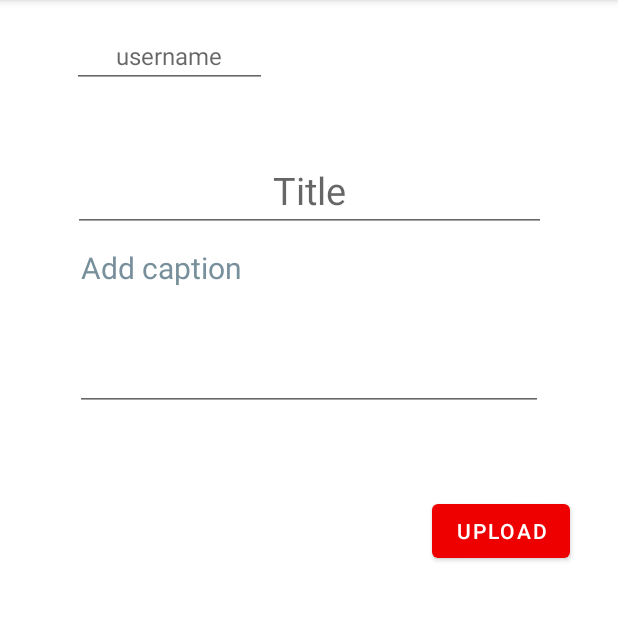
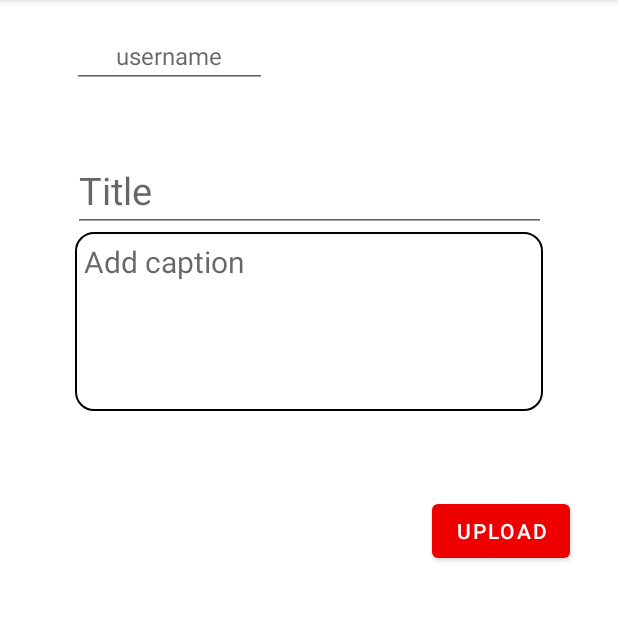
Before and after one commit to bibwip/PWaSs, an Android app: the AddPostFragment screen opened through its navigation route, on a phone screen of 412 x 824 dp, the part 84-705 px from its top. Run offline under Robolectric (Android 15) with nearby library versions, the phone set to English and light mode, and no system bars; our stand-ins replace Firebase (no records; nobody signed in at launch, a user with empty details on screens opened directly), navigation-ui.

Commit message:
border om add caption

```diff
--- /dev/null
+++ b/app/src/main/res/drawable/text_border.xml
@@ -0,0 +1,17 @@
+<?xml version="1.0" encoding="utf-8"?>
+<shape xmlns:android="http://schemas.android.com/apk/res/android">
+    android:padding= "2dp">
+
+    <solid
+        android:color="@android:color/transparent"/>
+
+    <corners
+        android:bottomRightRadius="12dp"
+        android:bottomLeftRadius="12dp"
+        android:topLeftRadius="12dp"
+        android:topRightRadius="12dp"/>
+    <stroke
+        android:color="#000000"
+        android:width="1dp"/>
+
+</shape>
--- a/app/src/main/res/layout/fragment_add_post.xml
+++ b/app/src/main/res/layout/fragment_add_post.xml
@@ -15,7 +15,6 @@
         android:layout_width="wrap_content"
         android:layout_height="wrap_content"
         android:layout_marginTop="50dp"
-        android:gravity="center_horizontal"
         android:hint="@string/Titlepost"
         android:textAlignment="center"
         android:textSize="@dimen/text_size"
@@ -43,11 +42,12 @@
 
     <EditText
         android:id="@+id/addPostBesEt"
+        android:background= "@drawable/text_border"
         android:layout_width="wrap_content"
+        android:padding="6dp"
         android:minWidth="312dp"
         android:layout_height="119dp"
         android:hint="Add caption"
-        android:textColorHint="#78909C"
         android:gravity="top"
         android:textSize="20sp"
         app:layout_constraintBottom_toBottomOf="parent"
```
